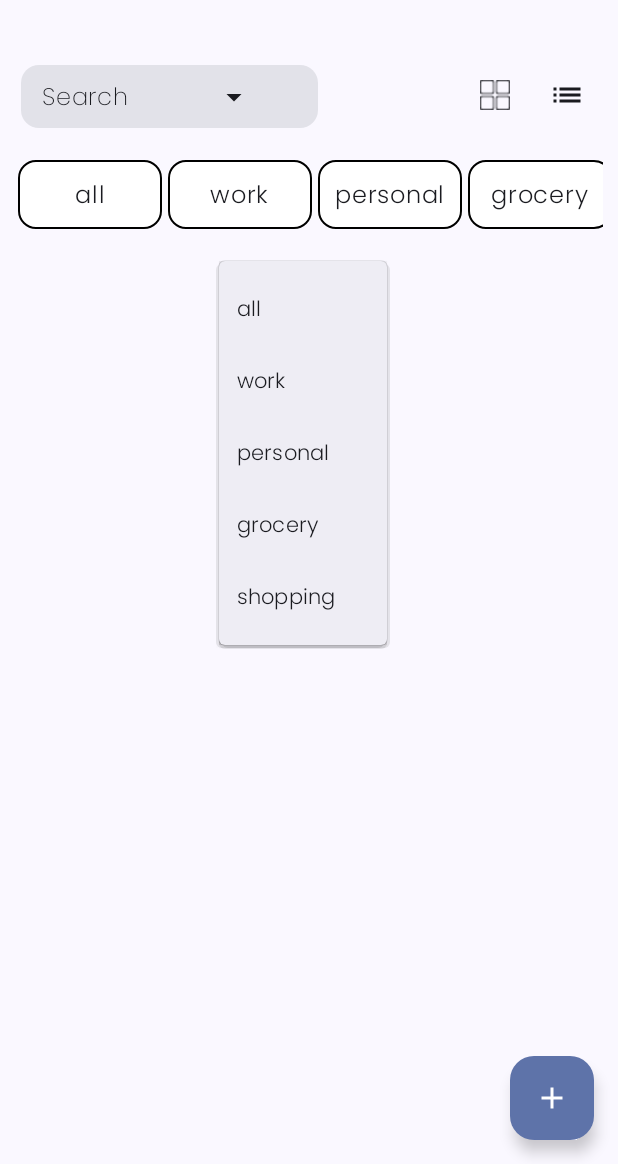
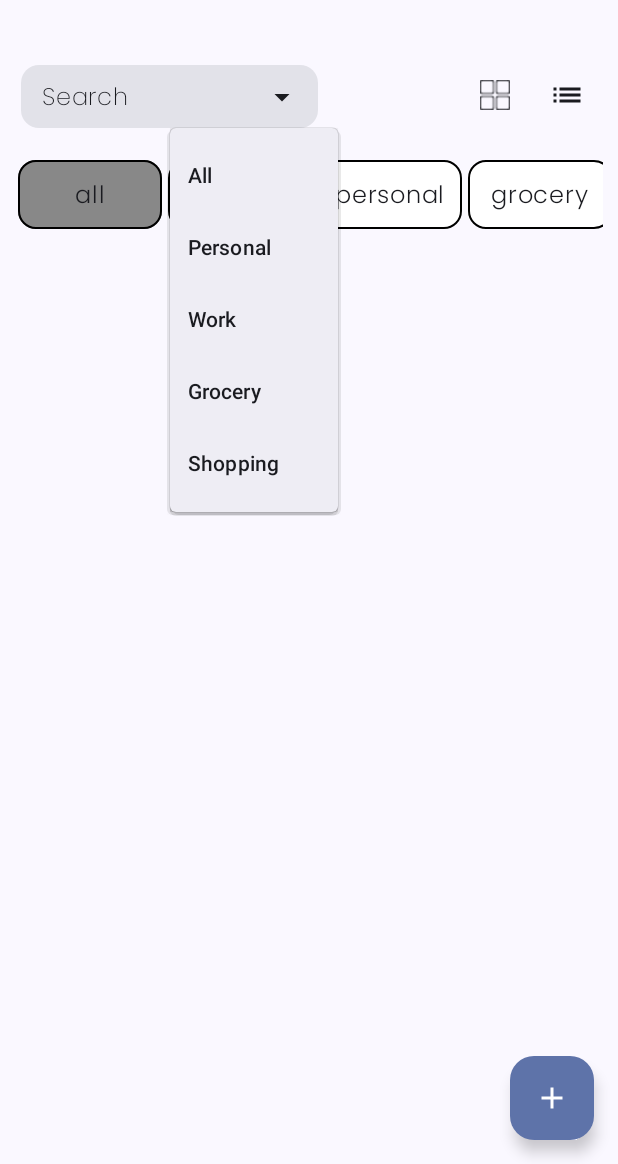
Before and after one commit to tito06/NotesApp, an Android app built with Jetpack Compose: the screen it shows after launch (MainActivity), after a tap on "Down arrow", on a phone screen of 412 x 824 dp, the part 72-1236 px from its top. Run offline under Robolectric (Android 15) with nearby library versions, the phone set to English and light mode, and no system bars; our stand-ins replace Dagger/Hilt's generated code, Room's generated code; libraries missing offline, so code that uses them is left out: com.itextpdf.text.

```diff
--- a/app/src/main/java/com/example/mynotes/AppModule.kt
+++ b/app/src/main/java/com/example/mynotes/AppModule.kt
@@ -22,7 +22,7 @@ object AppModule {
             app,
             NotesDb::class.java,
             "notes"
-        ).addMigrations(Migration_1_2)
+        ).addMigrations(Migration_1_2,Migration_2_3)
             .build()
     }
 
--- a/app/src/main/java/com/example/mynotes/Migration.kt
+++ b/app/src/main/java/com/example/mynotes/Migration.kt
@@ -16,3 +16,11 @@ val Migration_1_2 = object : Migration(1,2){
     }
 
 }
+
+val Migration_2_3 = object : Migration(2,3){
+    override fun migrate(db: SupportSQLiteDatabase) {
+        db.execSQL("ALTER TABLE notes ADD COLUMN category TEXT NOT NULL DEFAULT ''")
+    }
+
+
+}
--- a/app/src/main/java/com/example/mynotes/db/NotesDb.kt
+++ b/app/src/main/java/com/example/mynotes/db/NotesDb.kt
@@ -8,7 +8,7 @@ import androidx.room.TypeConverters
 import com.example.mynotes.Converters
 
 
-@Database(entities = [NotesEntity::class], version = 2)
+@Database(entities = [NotesEntity::class], version = 3)
 @TypeConverters(Converters::class)
 abstract class NotesDb: RoomDatabase() {
 
--- a/app/src/main/java/com/example/mynotes/db/NotesEntity.kt
+++ b/app/src/main/java/com/example/mynotes/db/NotesEntity.kt
@@ -11,5 +11,6 @@ data class NotesEntity (
     val id:Long = 0,
     val title:String,
     val content:String,
-    val date: LocalDate
+    val date: LocalDate,
+    val category: String
 )
--- a/app/src/main/java/com/example/mynotes/screens/AddNoteScreen.kt
+++ b/app/src/main/java/com/example/mynotes/screens/AddNoteScreen.kt
@@ -79,7 +79,7 @@ fun AddNoteScreen(
     var buttonPosition by remember { mutableStateOf(Offset.Zero) }
     var buttonSize by remember { mutableStateOf(Size.Zero) }
     val context = LocalContext.current
-    val items  = listOf("Personal", "Work", "Grocery", "Shopping")
+    val items  = listOf("All","Personal", "Work", "Grocery", "Shopping")
     var selectedItem by remember {
         mutableStateOf(items[0])
     }
@@ -213,7 +213,7 @@ fun AddNoteScreen(
                 onClick = {
                     if (noteTitle.isNotEmpty() && noteContent.isNotEmpty()) {
                         val newNote =
-                            NotesEntity(title = noteTitle, content = noteContent, date = date)
+                            NotesEntity(title = noteTitle, content = noteContent, date = date, category = selectedItem)
                         noteViewModel.insert(newNote)
                         navController.navigate(NavScreen.NoteListScreen.route)
                     }else{
--- a/app/src/main/java/com/example/mynotes/screens/NoteListScreen.kt
+++ b/app/src/main/java/com/example/mynotes/screens/NoteListScreen.kt
@@ -39,11 +39,14 @@ import android.Manifest
 import android.os.Environment
 import android.provider.CalendarContract.Colors
 import androidx.compose.foundation.BorderStroke
+import androidx.compose.foundation.clickable
 import androidx.compose.foundation.isSystemInDarkTheme
+import androidx.compose.foundation.layout.Box
 import androidx.compose.foundation.layout.fillMaxHeight
 import androidx.compose.foundation.layout.offset
 import androidx.compose.foundation.layout.size
 import androidx.compose.foundation.layout.width
+import androidx.compose.foundation.layout.wrapContentSize
 import androidx.compose.foundation.lazy.LazyRow
 import androidx.compose.foundation.lazy.staggeredgrid.LazyHorizontalStaggeredGrid
 import androidx.compose.foundation.lazy.staggeredgrid.StaggeredGridCells
@@ -125,6 +128,12 @@ fun NoteListScreen(
 
     //temp
     val itemsChoice = listOf("all", "work", "personal", "grocery", "shopping")
+    val items  = listOf("All","Personal", "Work", "Grocery", "Shopping")
+    var selectedItemSearch by remember {
+        mutableStateOf("Search")
+    }
+
+    var selectedItem by remember { mutableStateOf<String?>(itemsChoice[0]) }
 
 
 
@@ -224,7 +233,7 @@ fun NoteListScreen(
                         verticalAlignment = Alignment.CenterVertically
                     ) {
                         Text(
-                           "Search".toString(),
+                            selectedItemSearch,
                             fontFamily = popinFamily,
                             modifier = Modifier.padding(14.dp, 0.dp)
                         )
@@ -241,27 +250,32 @@ fun NoteListScreen(
                                 contentDescription = "Down arrow"
                             )
                         }
+                    }
                         // Show the DropdownMenu
                         if (showAllMenu) {
+                            Box(
+                                modifier = Modifier
+                                    .fillMaxWidth()
+                                    .wrapContentSize(Alignment.Center)
+                            ) {
                                 DropdownMenu(
-                               modifier = Modifier
-                                   .align(alignment = Alignment.CenterVertically),
                                     expanded = showAllMenu,
                                     onDismissRequest = { showAllMenu = false },
-                                offset = DpOffset(
-                                    x = with(LocalDensity.current) { buttonPosition.x.toDp() },
-                                    y = with(LocalDensity.current) { (buttonPosition.y ).toDp() }
-                                )
+
 
                                 ) {
-                                DropdownMenuItem(text = { Text(text = "all", fontFamily = popinFamilyNormal) }, onClick = { /*TODO*/ })
-                                DropdownMenuItem(text = { Text(text = "work", fontFamily = popinFamilyNormal) }, onClick = { /*TODO*/ })
-                                DropdownMenuItem(text = { Text(text = "personal", fontFamily = popinFamilyNormal) }, onClick = { /*TODO*/ })
-                                DropdownMenuItem(text = { Text(text = "grocery", fontFamily = popinFamilyNormal) }, onClick = { /*TODO*/ })
-                                DropdownMenuItem(text = { Text(text = "shopping", fontFamily = popinFamilyNormal) }, onClick = { /*TODO*/ })
+                                 items.forEach {
+                                     DropdownMenuItem(
+                                         text = { Text(text = it) },
+                                         onClick = {
+                                             selectedItemSearch = it
+                                             showAllMenu = false
+                                         })
                                  }
                                 }
                             }
+                        }
+
 
 
 
@@ -323,13 +337,16 @@ fun NoteListScreen(
                             }
                         }
                     } else {
+                        val backgroundColor = if (selectedItem == it) Color.Gray else Color.White
+
                         Card(
                             modifier = Modifier
                                 .width(100.dp)
                                 .fillMaxHeight()
-                                .padding(2.dp),
+                                .padding(2.dp)
+                                .clickable { selectedItem = it},
                             colors = CardDefaults.cardColors(
-                                containerColor = Color.White
+                                containerColor = backgroundColor
                             ),
                             border = BorderStroke(1.dp, Color.Black)
                         ) {
--- a/app/src/main/java/com/example/mynotes/screens/UpdateNoteScreen.kt
+++ b/app/src/main/java/com/example/mynotes/screens/UpdateNoteScreen.kt
@@ -70,7 +70,7 @@ fun UpdateNoteScreen(
         Button(
             onClick = {
                 val updatedNote = NotesEntity(id= id,title = noteTitle!!, content = noteContent!!,
-                    date)
+                    date, category = "")
                 noteViewModel.update(updatedNote)
                 navController.navigate(NavScreen.NoteListScreen.route)
                // navController.popBackStack()
```
Lines whose indentation alone changed are shown as unchanged.
